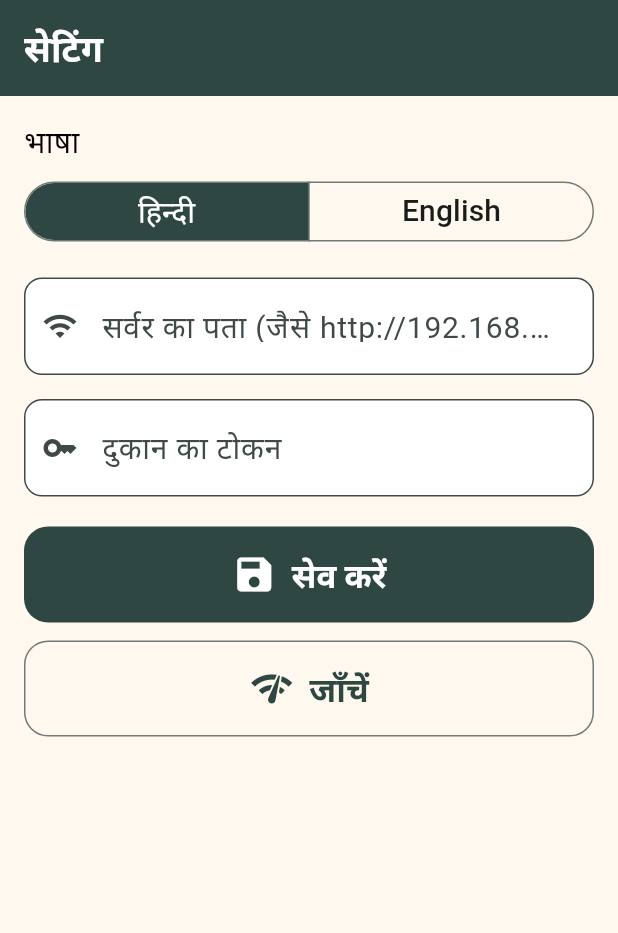
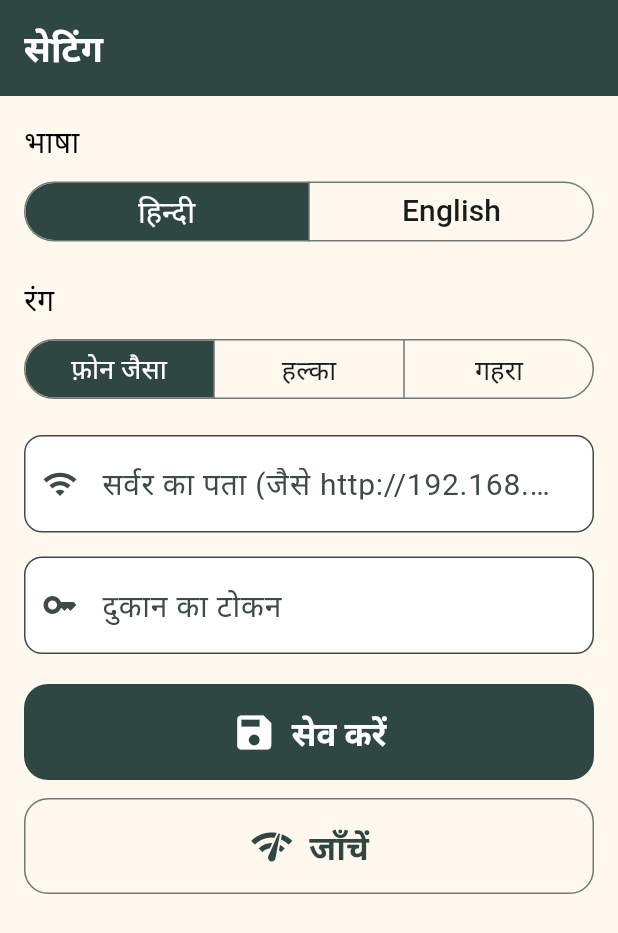
Before and after one commit to Rahullkumr/repairwala, a Flutter app: the screen it shows after launch, after a tap on "हिन्दी", on a phone screen of 412 x 824 dp. Shown: the top 933 px of the screen. Run offline on Flutter 3.47's test engine with Material 3 defaults, Android fonts, the phone set to English and light mode, and no system bars; our stand-ins replace audioplayers, image_picker, share_plus, shared_preferences; missing offline and left inert: record; accounts and stored records are empty.

Commit message:
feat(app): add dark mode
Themes move to lib/theme.dart with light and dark variants built from the
same green. The choice (follow the phone, light or dark) is saved on the
phone; the home app bar flips it with one tap and Settings offers all
three. Hardcoded light colours now follow the theme; the QR stays on
white so it scans, and the message preview uses WhatsApp's dark bubble.

```diff
--- a/app/lib/main.dart
+++ b/app/lib/main.dart
@@ -4,12 +4,13 @@ import 'api.dart';
 import 'screens/home_screen.dart';
 import 'screens/settings_screen.dart';
 import 'strings.dart';
-import 'widgets/common.dart';
+import 'theme.dart';
 
 Future<void> main() async {
   WidgetsFlutterBinding.ensureInitialized();
   await api.load();
   await S.loadLang();
+  await AppTheme.load();
   runApp(const RepairwalaApp());
 }
 
@@ -18,56 +19,17 @@ class RepairwalaApp extends StatelessWidget {
 
   @override
   Widget build(BuildContext context) {
-    final scheme = ColorScheme.fromSeed(
-      seedColor: kGreen,
-      primary: kGreen,
-      brightness: Brightness.light,
-    );
-    final base = ThemeData(
-      useMaterial3: true,
-      colorScheme: scheme,
-      scaffoldBackgroundColor: const Color(0xFFFFF8EE),
-    );
-    // Rebuild everything when the language changes. The key restarts the app on its
-    // first screen, so no screen is left showing the old language.
-    return ValueListenableBuilder<String>(
-      valueListenable: S.lang,
-      builder: (context, lang, _) => MaterialApp(
-        key: ValueKey(lang),
+    return ListenableBuilder(
+      listenable: Listenable.merge([S.lang, AppTheme.mode]),
+      // The key restarts the app on its first screen when the language changes, so no
+      // screen is left showing the old language. A theme change just repaints.
+      builder: (context, _) => MaterialApp(
+        key: ValueKey(S.lang.value),
         title: S.appName,
         debugShowCheckedModeBanner: false,
-        theme: base.copyWith(
-          // ThemeData's own textTheme has no font sizes yet (they're added per locale
-          // later), so scale the "tall" geometry meant for scripts like Devanagari.
-          textTheme: Typography.tall2021
-              .merge(Typography.blackMountainView)
-              .apply(
-                fontSizeFactor: 1.25,
-                bodyColor: Colors.black,
-                displayColor: Colors.black,
-              ),
-          appBarTheme: const AppBarTheme(
-            backgroundColor: kGreen,
-            foregroundColor: Colors.white,
-            titleTextStyle: TextStyle(
-              fontSize: 24,
-              fontWeight: FontWeight.bold,
-              color: Colors.white,
-            ),
-            toolbarHeight: 64,
-          ),
-          inputDecorationTheme: InputDecorationTheme(
-            filled: true,
-            fillColor: Colors.white,
-            labelStyle: const TextStyle(fontSize: 20),
-            border: OutlineInputBorder(borderRadius: BorderRadius.circular(12)),
-            contentPadding: const EdgeInsets.symmetric(
-              horizontal: 16,
-              vertical: 16,
-            ),
-          ),
-          cardTheme: const CardThemeData(color: Colors.white, elevation: 2),
-        ),
+        theme: AppTheme.build(Brightness.light),
+        darkTheme: AppTheme.build(Brightness.dark),
+        themeMode: AppTheme.mode.value,
         home: api.configured
             ? const HomeScreen()
             : const SettingsScreen(first: true),
--- a/app/lib/screens/job_detail_screen.dart
+++ b/app/lib/screens/job_detail_screen.dart
@@ -373,10 +373,10 @@ class _JobDetailScreenState extends State<JobDetailScreen> {
           children: [
             Text(
               '#${j.id}',
-              style: const TextStyle(
+              style: TextStyle(
                 fontSize: 48,
                 fontWeight: FontWeight.w900,
-                color: kGreen,
+                color: Theme.of(context).colorScheme.primary,
               ),
             ),
             const SizedBox(width: 16),
--- a/app/lib/screens/settings_screen.dart
+++ b/app/lib/screens/settings_screen.dart
@@ -4,6 +4,7 @@ import '../api.dart';
 import '../strings.dart';
 import '../widgets/common.dart';
 import 'home_screen.dart';
+import '../theme.dart';
 
 class SettingsScreen extends StatefulWidget {
   /// True on first launch: after saving we replace this screen with Home.
@@ -102,6 +103,35 @@ class _SettingsScreenState extends State<SettingsScreen> {
             onSelectionChanged: (s) => S.setLang(s.first),
           ),
           const SizedBox(height: 20),
+          Text(S.theme, style: const TextStyle(fontSize: 20)),
+          const SizedBox(height: 8),
+          SegmentedButton<ThemeMode>(
+            segments: [
+              ButtonSegment(
+                value: ThemeMode.system,
+                label: Text(
+                  S.themeSystem,
+                  style: const TextStyle(fontSize: 18),
+                ),
+              ),
+              ButtonSegment(
+                value: ThemeMode.light,
+                label: Text(S.themeLight, style: const TextStyle(fontSize: 18)),
+              ),
+              ButtonSegment(
+                value: ThemeMode.dark,
+                label: Text(S.themeDark, style: const TextStyle(fontSize: 18)),
+              ),
+            ],
+            selected: {AppTheme.mode.value},
+            showSelectedIcon: false,
+            style: SegmentedButton.styleFrom(
+              selectedBackgroundColor: kGreen,
+              selectedForegroundColor: Colors.white,
+            ),
+            onSelectionChanged: (s) => AppTheme.set(s.first),
+          ),
+          const SizedBox(height: 20),
           TextField(
             controller: _url,
             keyboardType: TextInputType.url,
--- a/app/lib/strings.dart
+++ b/app/lib/strings.dart
@@ -152,6 +152,11 @@ class S {
   static String get preparing => _t('तैयार कर रहे हैं…', 'Preparing…');
   static String get loading => _t('लोड हो रहा है…', 'Loading…');
   static String get reparse => _t('फिर से समझें', 'Understand again');
+  static String get theme => _t('रंग', 'Theme');
+  static String get themeSystem => _t('फ़ोन जैसा', 'System');
+  static String get themeLight => _t('हल्का', 'Light');
+  static String get themeDark => _t('गहरा', 'Dark');
+  static String get switchTheme => _t('हल्का/गहरा रंग', 'Light/dark');
   static String get cancelWait => _t('रोकें', 'Cancel');
   static String secs(int n) => isHindi ? '$n सेकंड' : '${n}s';
   static String get retry => _t('फिर कोशिश करें', 'Try again');
--- /dev/null
+++ b/app/lib/theme.dart
@@ -0,0 +1,84 @@
+import 'package:flutter/material.dart';
+import 'package:shared_preferences/shared_preferences.dart';
+
+import 'widgets/common.dart';
+
+/// Light and dark looks, and the user's choice between them (saved on the phone).
+class AppTheme {
+  /// system follows the phone's own dark mode setting.
+  static final mode = ValueNotifier<ThemeMode>(ThemeMode.system);
+
+  static Future<void> load() async {
+    final p = await SharedPreferences.getInstance();
+    mode.value = switch (p.getString('theme')) {
+      'light' => ThemeMode.light,
+      'dark' => ThemeMode.dark,
+      _ => ThemeMode.system,
+    };
+  }
+
+  static Future<void> set(ThemeMode m) async {
+    mode.value = m;
+    final p = await SharedPreferences.getInstance();
+    await p.setString('theme', m.name);
+  }
+
+  static bool isDark(BuildContext context) =>
+      Theme.of(context).brightness == Brightness.dark;
+
+  /// The home screen's quick switch: flips whatever is showing now.
+  static Future<void> toggle(BuildContext context) =>
+      set(isDark(context) ? ThemeMode.light : ThemeMode.dark);
+
+  static ThemeData build(Brightness brightness) {
+    final dark = brightness == Brightness.dark;
+    // In dark mode the seed's own light green is the accent, so outlined buttons,
+    // borders and icons stay readable on the dark background.
+    final scheme = dark
+        ? ColorScheme.fromSeed(seedColor: kGreen, brightness: Brightness.dark)
+        : ColorScheme.fromSeed(
+            seedColor: kGreen,
+            primary: kGreen,
+            brightness: Brightness.light,
+          );
+    final surface = dark ? const Color(0xFF1E2725) : Colors.white;
+    final text = dark ? Colors.white : Colors.black;
+    final base = ThemeData(
+      useMaterial3: true,
+      colorScheme: scheme,
+      scaffoldBackgroundColor: dark
+          ? const Color(0xFF121816)
+          : const Color(0xFFFFF8EE),
+    );
+    return base.copyWith(
+      // ThemeData's own textTheme has no font sizes yet (they're added per locale
+      // later), so scale the "tall" geometry meant for scripts like Devanagari.
+      textTheme: Typography.tall2021
+          .merge(
+            dark ? Typography.whiteMountainView : Typography.blackMountainView,
+          )
+          .apply(fontSizeFactor: 1.25, bodyColor: text, displayColor: text),
+      appBarTheme: const AppBarTheme(
+        backgroundColor: kGreen,
+        foregroundColor: Colors.white,
+        titleTextStyle: TextStyle(
+          fontSize: 24,
+          fontWeight: FontWeight.bold,
+          color: Colors.white,
+        ),
+        toolbarHeight: 64,
+      ),
+      inputDecorationTheme: InputDecorationTheme(
+        filled: true,
+        fillColor: surface,
+        labelStyle: const TextStyle(fontSize: 20),
+        border: OutlineInputBorder(borderRadius: BorderRadius.circular(12)),
+        contentPadding: const EdgeInsets.symmetric(
+          horizontal: 16,
+          vertical: 16,
+        ),
+      ),
+      cardTheme: CardThemeData(color: surface, elevation: 2),
+    );
+  }
+}
--- a/app/lib/widgets/common.dart
+++ b/app/lib/widgets/common.dart
@@ -206,7 +206,7 @@ class JobCard extends StatelessWidget {
     final st = job.pickupState;
     Widget? pickup;
     if (job.pickupDate != null) {
-      Color c = Colors.black87;
+      Color? c; // default text colour, light or dark
       String t = '${S.pickupDate}: ${fmtDate(job.pickupDate)}';
       if (st == -1) {
         c = kRed;
@@ -251,10 +251,10 @@ class JobCard extends StatelessWidget {
                 children: [
                   Text(
                     '#${job.id}',
-                    style: const TextStyle(
+                    style: TextStyle(
                       fontSize: 34,
                       fontWeight: FontWeight.w900,
-                      color: kGreen,
+                      color: Theme.of(context).colorScheme.primary,
                     ),
                   ),
                   Icon(S.applianceIcon(job.appliance), size: 30),
```
Also changed, not shown: app/lib/screens/home_screen.dart (+10 -1 lines), app/lib/screens/job_form_screen.dart (+25 -6 lines), app/lib/screens/notify_screen.dart (+12 -2 lines).
